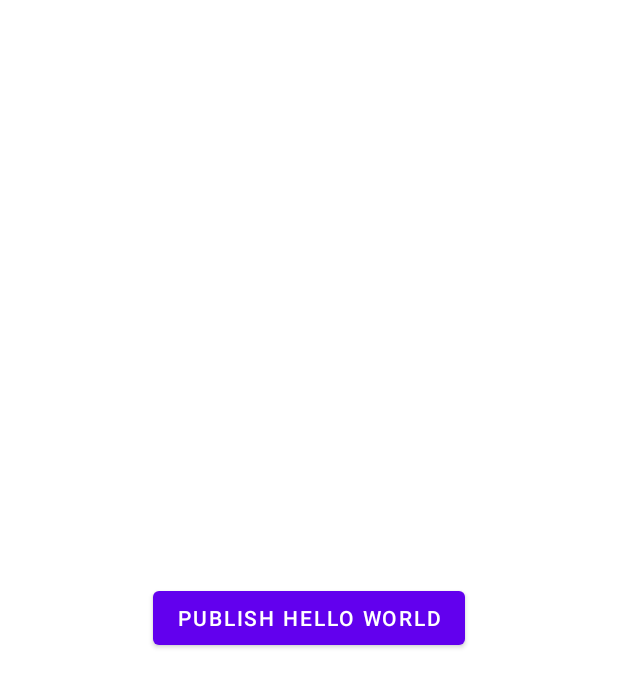
After one commit to AlexHelsing/Seeed-Sentinel-Security-System, an Android app: the fragment MqttExampleFragment shown on its own in the app's theme, on a phone screen of 412 x 824 dp. The commit adds this screen. Shown: the top 687 px of the screen. Run offline under Robolectric (Android 15) with nearby library versions, the phone set to English and light mode, and no system bars; libraries missing offline, so code that uses them is left out: org.eclipse.paho; 5 statements that could not run were skipped.

Commit message:
basic mqtt functionality

```diff
--- a/Client/app/build.gradle
+++ b/Client/app/build.gradle
@@ -33,6 +33,7 @@ dependencies {
     implementation 'androidx.appcompat:appcompat:1.6.1'
     implementation 'com.google.android.material:material:1.8.0'
     implementation 'androidx.constraintlayout:constraintlayout:2.1.4'
+    implementation 'org.eclipse.paho:org.eclipse.paho.client.mqttv3:1.2.0'
     testImplementation 'junit:junit:4.13.2'
     androidTestImplementation 'androidx.test.ext:junit:1.1.5'
     androidTestImplementation 'androidx.test.espresso:espresso-core:3.5.1'
--- /dev/null
+++ b/Client/app/src/main/java/com/example/androidapp/MqttExampleFragment.java
@@ -0,0 +1,67 @@
+package com.example.androidapp;
+
+
+
+import android.content.Context;
+import android.os.Bundle;
+import android.view.LayoutInflater;
+import android.view.View;
+import android.view.ViewGroup;
+import android.widget.Button;
+import android.widget.Toast;
+
+import androidx.annotation.NonNull;
+import androidx.annotation.Nullable;
+import androidx.fragment.app.Fragment;
+
+
+
+// Example fragment which showcases how to use the MqttHandler class.
+
+
+public class MqttExampleFragment extends Fragment {
+
+    private static final String BROKER_URL = "tcp://10.0.2.2:1883";
+    private static final String CLIENT_ID = "SentinelApp";
+    private MqttHandler mqttHandler;
+
+    @Override
+    public void onCreate(@Nullable Bundle savedInstanceState) {
+        super.onCreate(savedInstanceState);
+        mqttHandler = new MqttHandler();
+        mqttHandler.connect(BROKER_URL, CLIENT_ID);
+    }
+
+    @Nullable
+    @Override
+    public View onCreateView(@NonNull LayoutInflater inflater, @Nullable ViewGroup container, @Nullable Bundle savedInstanceState) {
+        View view = inflater.inflate(R.layout.mqttexamplelayout, container, false);
+
+        Button publishButton = view.findViewById(R.id.button);
+        publishButton.setOnClickListener(new View.OnClickListener() {
+            @Override
+            public void onClick(View v) {
+                // publish a message to the "test" topic running on the local broker at 1883
+                publishMessage("test", "Hello World");
+            }
+        });
+
+        return view;
+    }
+
+    @Override
+    public void onDestroy() {
+        mqttHandler.disconnect();
+        super.onDestroy();
+    }
+
+    private void publishMessage(String topic, String message) {
+        Toast.makeText(getContext(), "Publishing message: " + message, Toast.LENGTH_SHORT).show();
+        mqttHandler.publish(topic, message);
+    }
+
+    private void subscribeToTopic(String topic) {
+        Toast.makeText(getContext(), "Subscribing to topic " + topic, Toast.LENGTH_SHORT).show();
+        mqttHandler.subscribe(topic);
+    }
+}
--- /dev/null
+++ b/Client/app/src/main/res/layout/mqttexamplelayout.xml
@@ -0,0 +1,22 @@
+<?xml version="1.0" encoding="utf-8"?>
+<androidx.constraintlayout.widget.ConstraintLayout
+        xmlns:android="http://schemas.android.com/apk/res/android"
+        xmlns:app="http://schemas.android.com/apk/res-auto"
+        xmlns:tools="http://schemas.android.com/tools"
+        android:layout_width="match_parent"
+        android:layout_height="match_parent"
+        tools:context=".MainActivity">
+
+
+
+
+    <Button
+            android:id="@+id/button"
+            android:layout_width="wrap_content"
+            android:layout_height="wrap_content"
+            android:text="Publish hello world"
+            app:layout_constraintStart_toStartOf="parent"
+            app:layout_constraintEnd_toEndOf="parent" app:layout_constraintBottom_toBottomOf="parent"
+            app:layout_constraintTop_toTopOf="parent"/>
+
+</androidx.constraintlayout.widget.ConstraintLayout>
--- a/Client/gradle.properties
+++ b/Client/gradle.properties
@@ -19,3 +19,4 @@ android.useAndroidX=true
 # resources declared in the library itself and none from the library's dependencies,
 # thereby reducing the size of the R class for that library
 android.nonTransitiveRClass=true
+android.enableJetifier=true
--- a/Client/settings.gradle
+++ b/Client/settings.gradle
@@ -10,6 +10,9 @@ dependencyResolutionManagement {
     repositories {
         google()
         mavenCentral()
+        maven {
+            url "https://repo.eclipse.org/content/repositories/paho-snapshots/"
+        }
     }
 }
 rootProject.name = "AndroidApp"
```
Also changed, not shown: Client/app/src/main/AndroidManifest.xml (+10 -0 lines), Client/app/src/main/java/com/example/androidapp/MqttHandler.java (added, +58 -0 lines), Client/app/src/main/java/com/example/androidapp/MainActivity.java (line endings or trailing spaces).
